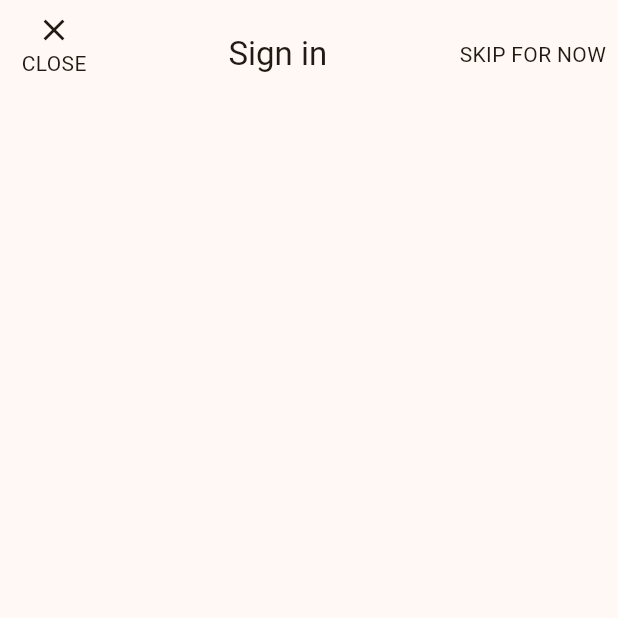
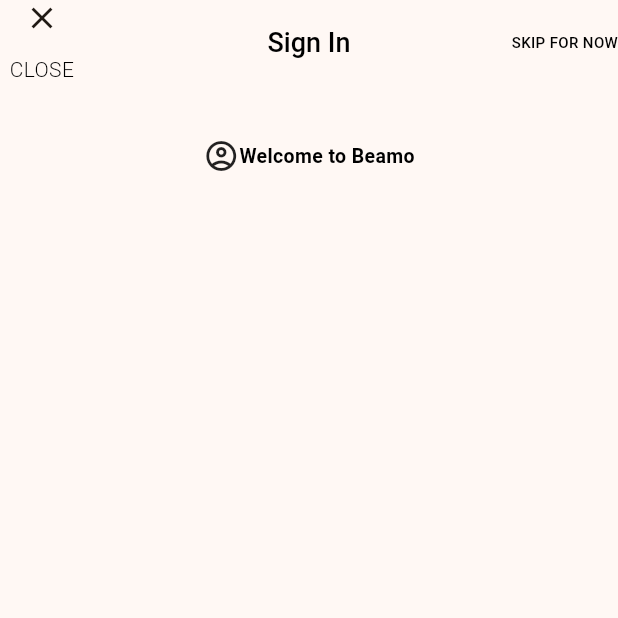
Before and after one commit to mik284/login_splashscreen, a Flutter app: the screen it shows after launch, on a phone screen of 412 x 824 dp, the top half of it. Run offline on Flutter 3.47's test engine with Material 3 defaults, Android fonts, the phone set to English and light mode, and no system bars; Roboto replaces fonts that are missing (Montserrat).

Commit message:
modified the layout for lapgin page

```diff
--- a/lib/pages/loginpage.dart
+++ b/lib/pages/loginpage.dart
@@ -1,5 +1,7 @@
 import 'package:flutter/cupertino.dart';
 import 'package:flutter/material.dart';
+
+import '../widgets/textwidget.dart';
 
 class LoginPage extends StatelessWidget {
   const LoginPage({super.key});
@@ -7,15 +9,58 @@ class LoginPage extends StatelessWidget {
   @override
   Widget build(BuildContext context) {
     return Scaffold(
-      body: Padding(
-        padding: const EdgeInsets.all(8.0),
-        child: AppBar(
-          leading: Column(
-            children: [CloseButtonIcon(), Text("CLOSE")],
-          ),
-          title: Center(child: Text('Sign in')),
-          actions: [
-            Text("SKIP FOR NOW"),
+      appBar: AppBar(
+        centerTitle: true,
+        leading: const Column(
+          mainAxisAlignment: MainAxisAlignment.spaceBetween,
+          children: [
+            CloseButtonIcon(),
+            TextWidget(
+                text: 'CLOSE',
+                color: Colors.black,
+                align: TextAlign.center,
+                family: "Montserrat",
+                weight: FontWeight.w300,
+                size: 14),
+          ],
+        ),
+        title: const TextWidget(
+            text: 'Sign In',
+            color: Colors.black,
+            align: TextAlign.center,
+            family: "Montserrat",
+            weight: FontWeight.w500,
+            size: 18),
+        actions: const [
+          TextWidget(
+              text: 'SKIP FOR NOW',
+              color: Colors.black,
+              align: TextAlign.center,
+              family: "Montserrat",
+              weight: FontWeight.w500,
+              size: 10),
+        ],
+      ),
+      body: const Padding(
+        padding: EdgeInsets.all(8.0),
+        child: Column(
+          children: [
+            Padding(
+              padding: EdgeInsets.only(top: 28.0),
+              child: Row(
+                mainAxisAlignment: MainAxisAlignment.center,
+                children: [
+                  Icon(Icons.account_circle_outlined),
+                  TextWidget(
+                      text: 'Welcome to Beamo',
+                      color: Colors.black,
+                      align: TextAlign.center,
+                      family: "Montserrat",
+                      weight: FontWeight.w600,
+                      size: 13),
+                ],
+              ),
+            ),
           ],
         ),
       ),
```
